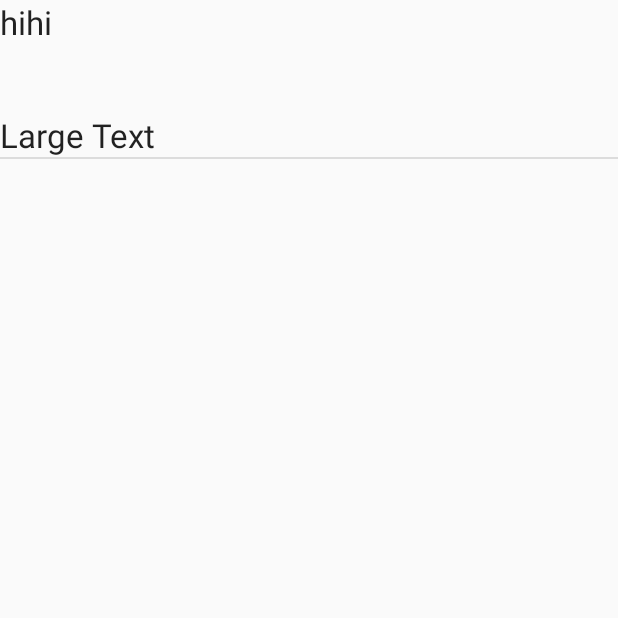
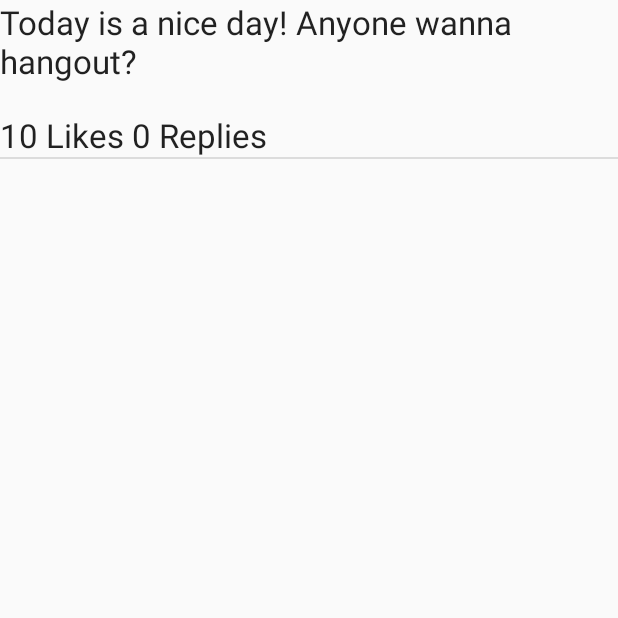
Before and after one commit to tvdung94/game-peer-finder, an Android app: the Feed_Fragment screen opened directly, with no data from a screen before it, on a phone screen of 412 x 824 dp, the top half of it. Run offline under Robolectric (Android 15) with nearby library versions, the phone set to English and light mode, and no system bars.

Commit message:
LeaderBoard done (temporary). Working on Feeds

```diff
--- a/app/src/main/AndroidManifest.xml
+++ b/app/src/main/AndroidManifest.xml
@@ -50,6 +50,10 @@
             android:name=".showDetails"
             android:label="@string/title_activity_show_details" >
         </activity>
+        <activity
+            android:name=".showFeedDetails"
+            android:label="@string/title_activity_show_feed_details" >
+        </activity>
     </application>
 
 </manifest>
--- a/app/src/main/java/com/org/dungtranvu/local_gaming_peers_finder/Chat_Fragment.java
+++ b/app/src/main/java/com/org/dungtranvu/local_gaming_peers_finder/Chat_Fragment.java
@@ -139,7 +139,7 @@ public class Chat_Fragment extends android.support.v4.app.Fragment {
                 while ((msg = in.readLine()) != null) {
                     Log.d("Server said", msg);
 
-                    message_list_2.add(new Message("tvdung", msg, 0));
+                   // message_list_2.add(new Message("tvdung", msg, 0));
                     getActivity().runOnUiThread(new Runnable() {
                         @Override
                         public void run() {
--- a/app/src/main/java/com/org/dungtranvu/local_gaming_peers_finder/Feed_Fragment.java
+++ b/app/src/main/java/com/org/dungtranvu/local_gaming_peers_finder/Feed_Fragment.java
@@ -2,6 +2,7 @@ package com.org.dungtranvu.local_gaming_peers_finder;
 
 import android.app.Activity;
 import android.content.Context;
+import android.content.Intent;
 import android.net.Uri;
 import android.os.AsyncTask;
 import android.os.Bundle;
@@ -10,6 +11,7 @@ import android.util.Log;
 import android.view.LayoutInflater;
 import android.view.View;
 import android.view.ViewGroup;
+import android.widget.AdapterView;
 import android.widget.ArrayAdapter;
 import android.widget.ListView;
 import android.widget.TabHost;
@@ -98,10 +100,22 @@ public class Feed_Fragment extends android.support.v4.app.Fragment {
         context = getActivity();
         view = v;
 
-        message_list.add(new Message("tvdung", "hihi", 0));
+        message_list.add(new Message("tvdung", "Today is a nice day! Anyone wanna hangout? ", 10, "Ye I do!!"));
         ListView lv = (ListView) v.findViewById(R.id.listView);
         Message_list_adapter mla = new Message_list_adapter();
         lv.setAdapter(mla);
+        lv.setOnItemClickListener(new AdapterView.OnItemClickListener() {
+            @Override
+            public void onItemClick(AdapterView<?> parent, View view, int position, long id) {
+                Message current_message = message_list.get(position);
+                Intent next = new Intent(getActivity(), showFeedDetails.class);
+                next.putExtra("Username", current_message.getUsername());
+                next.putExtra("Likes", current_message.getLike());
+                next.putExtra("Replies", current_message.getReplies());
+                next.putExtra("Likes_count", current_message.getReplies_count());
+                startActivity(next);
+            }
+        });
         //lv.setAdapter(new ArrayAdapter<String>(getActivity(), R.layout.new_feed_list_view, message_list));
 
         return v;
@@ -136,9 +150,13 @@ public class Feed_Fragment extends android.support.v4.app.Fragment {
                 v = getActivity().getLayoutInflater().inflate(R.layout.new_feed_list_view, parent, false);
             }
             Message message = message_list.get(position);
+
             TextView content = (TextView) v.findViewById(R.id.content);
             content.setText(message.getContent());
 
+            TextView specs = (TextView) v.findViewById(R.id.specs);
+            specs.setText(Integer.toString(message.getLike()) + " Likes " + Integer.toString(message.getReplies_count())
+            + " Replies");
 
             return v;
         }
--- a/app/src/main/java/com/org/dungtranvu/local_gaming_peers_finder/Message.java
+++ b/app/src/main/java/com/org/dungtranvu/local_gaming_peers_finder/Message.java
@@ -1,17 +1,29 @@
 package com.org.dungtranvu.local_gaming_peers_finder;
+
+import java.util.ArrayList;
+import java.util.List;
 
 /**
  * Created by dungtranvu on 6/6/15.
  */
 public class Message {
-    String content;
-    String username;
-    int like;
+    private String content;
+    private String username;
+    private int likes;
+    private int replies_count;
+    private String replies;
 
-    public Message(String username, String content, int like) {
+    public Message(String username, String content, int likes, String replies) {
         this.content = content;
         this.username = username;
-        this.like = like;
+        this.likes = likes;
+        this.replies = replies;
+        // Read replies into arraylist
+
+        this.replies_count = 0;
+        for (int i = 0; i < replies.length(); i++)
+            if (replies.charAt(i) == '\n')
+                this.replies_count++;
     }
     public String getContent() {
         return content;
@@ -19,7 +31,7 @@ public class Message {
     public String getUsername() {
         return username;
     }
-    public int getLike() {
-        return like;
-    }
+    public int getLike() { return likes; }
+    public String getReplies() { return replies; }
+    public int getReplies_count() { return replies_count; }
 }
--- a/app/src/main/res/layout/new_feed_list_view.xml
+++ b/app/src/main/res/layout/new_feed_list_view.xml
@@ -7,7 +7,6 @@
         android:layout_width="match_parent"
         android:layout_height="75dp"
         android:textAppearance="?android:attr/textAppearanceLarge"
-        android:text="Large Text"
         android:id="@+id/content"
         android:layout_alignParentTop="true"
         android:layout_alignParentStart="true" />
@@ -16,7 +15,6 @@
         android:layout_width="fill_parent"
         android:layout_height="wrap_content"
         android:textAppearance="?android:attr/textAppearanceLarge"
-        android:text="Large Text"
         android:id="@+id/specs"
         android:layout_below="@+id/content"
         android:layout_alignParentStart="true" />
--- a/app/src/main/res/values/strings.xml
+++ b/app/src/main/res/values/strings.xml
@@ -16,4 +16,5 @@
 <!-- TODO: Remove or change this placeholder text -->
     <string name="hello_blank_fragment">Hello blank fragment</string>
     <string name="title_activity_show_details">showDetails</string>
+    <string name="title_activity_show_feed_details">showFeedDetails</string>
 </resources>
```
Also changed, not shown: app/src/main/java/com/org/dungtranvu/local_gaming_peers_finder/DashBoard_Fragment.java (+12 -6 lines), app/src/main/java/com/org/dungtranvu/local_gaming_peers_finder/User.java (+11 -9 lines), app/src/main/java/com/org/dungtranvu/local_gaming_peers_finder/showDetails.java (+50 -5 lines), app/src/main/java/com/org/dungtranvu/local_gaming_peers_finder/showFeedDetails.java (added, +37 -0 lines), app/src/main/res/layout/activity_show_feed_details.xml (added, +12 -0 lines), app/src/main/res/menu/menu_show_feed_details.xml (added, +7 -0 lines).
